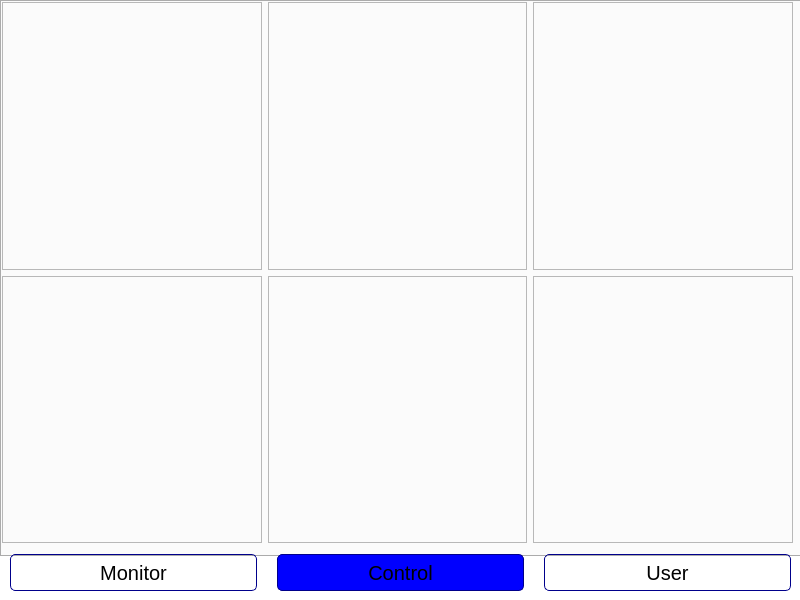
Above: HomeMonitoringSystem/mainwindow.ui from CampbellWest/Project3Group5 before the change. Below: the same form after it.
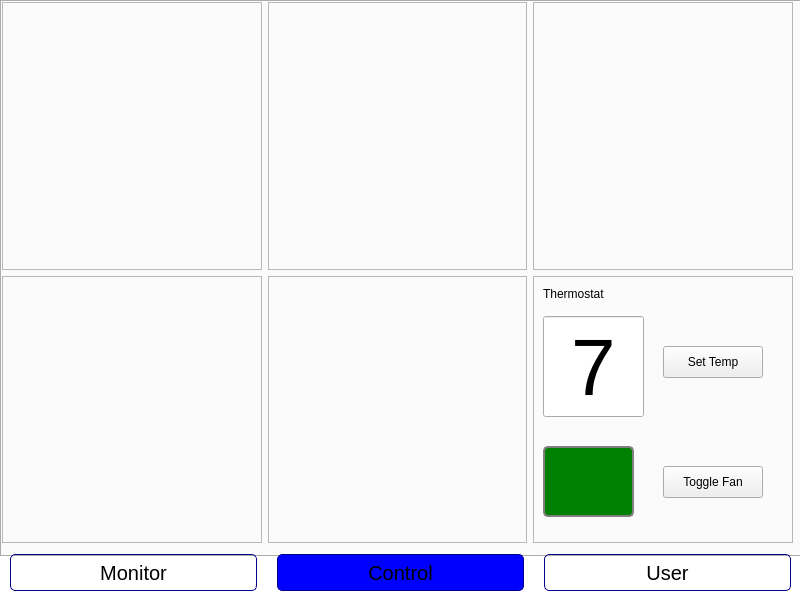
That is the form after the change. The open tabs and pages were chosen to show the change.

Commit message: Added basic functionality for my thermostat class and fleshed out UI for all sensors. Thermostat isnt tied to any data yet.

```diff
--- a/HomeMonitoringSystem/mainwindow.ui
+++ b/HomeMonitoringSystem/mainwindow.ui
@@ -461,6 +461,89 @@
          <property name="frameShadow">
           <enum>QFrame::Shadow::Raised</enum>
          </property>
+         <widget class="QLineEdit" name="ThermoStatInput">
+          <property name="geometry">
+           <rect>
+            <x>10</x>
+            <y>40</y>
+            <width>101</width>
+            <height>101</height>
+           </rect>
+          </property>
+          <property name="font">
+           <font>
+            <pointsize>60</pointsize>
+           </font>
+          </property>
+          <property name="text">
+           <string>7</string>
+          </property>
+          <property name="alignment">
+           <set>Qt::AlignmentFlag::AlignCenter</set>
+          </property>
+         </widget>
+         <widget class="QPushButton" name="ThermostatPush">
+          <property name="geometry">
+           <rect>
+            <x>130</x>
+            <y>70</y>
+            <width>100</width>
+            <height>32</height>
+           </rect>
+          </property>
+          <property name="text">
+           <string>Set Temp</string>
+          </property>
+         </widget>
+         <widget class="QPushButton" name="ToggleFan">
+          <property name="geometry">
+           <rect>
+            <x>130</x>
+            <y>190</y>
+            <width>100</width>
+            <height>32</height>
+           </rect>
+          </property>
+          <property name="text">
+           <string>Toggle Fan</string>
+          </property>
+         </widget>
+         <widget class="QLabel" name="FanLabel">
+          <property name="geometry">
+           <rect>
+            <x>10</x>
+            <y>170</y>
+            <width>91</width>
+            <height>71</height>
+           </rect>
+          </property>
+          <property name="styleSheet">
+           <string notr="true">QLabel {
+	    background-color: green;
+    color: white;
+    border: 2px solid gray;
+    border-radius: 5px;
+    font-size: 16px;
+    text-align: center;
+}</string>
+          </property>
+          <property name="text">
+           <string/>
+          </property>
+         </widget>
+         <widget class="QLabel" name="label_6">
+          <property name="geometry">
+           <rect>
+            <x>10</x>
+            <y>10</y>
+            <width>91</width>
+            <height>16</height>
+           </rect>
+          </property>
+          <property name="text">
+           <string>Thermostat</string>
+          </property>
+         </widget>
         </widget>
        </item>
       </layout>
```
Left out of the diff: 52 changed lines with no effect on the pictures. The commit also changes 2 other files.
